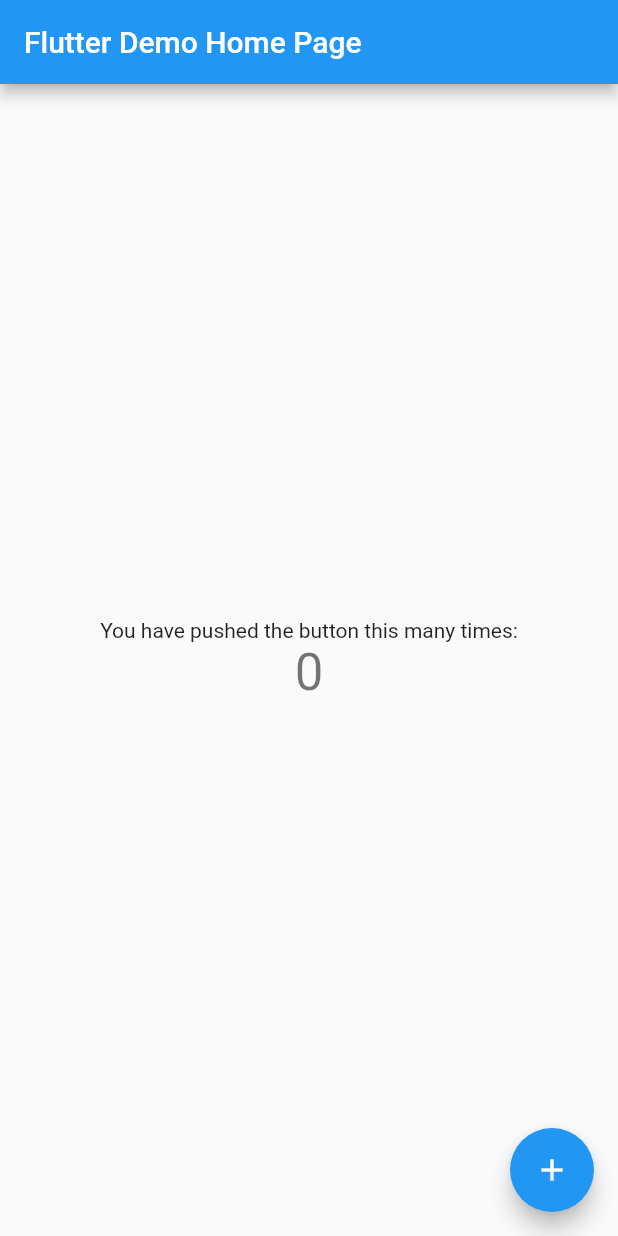
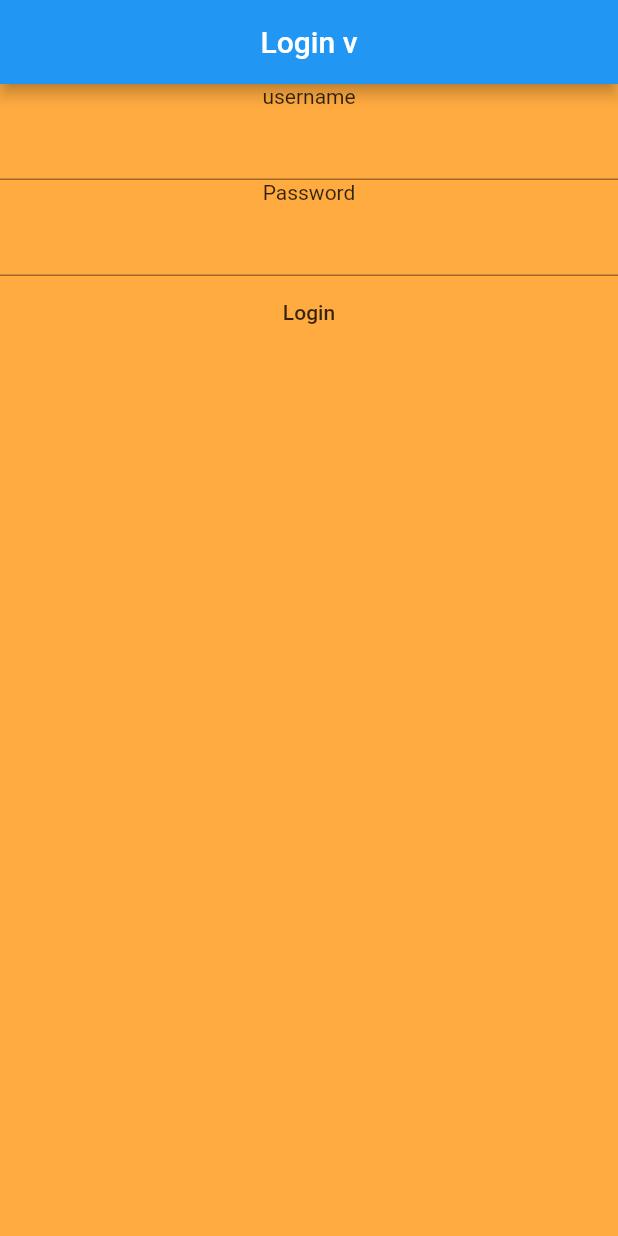
Before and after one commit to bijon95/project83batch, a Flutter app: the screen it shows after launch, on a phone screen of 412 x 824 dp. Run offline on Flutter 3.47's test engine with Material 2 defaults, Android fonts, the phone set to English and light mode, and no system bars.

Commit message:
login ui

```diff
--- a/lib/Auth/login.dart
+++ b/lib/Auth/login.dart
@@ -1,21 +1,41 @@
 import 'package:flutter/material.dart';
-class Login extends StatefulWidget {
-  const Login({Key? key}) : super(key: key);
+class LoginPage extends StatefulWidget {
+  const LoginPage({Key? key}) : super(key: key);
 
   @override
-  _LoginState createState() => _LoginState();
+  _LoginPageState createState() => _LoginPageState();
 }
 
-class _LoginState extends State<Login> {
+class _LoginPageState extends State<LoginPage> {
   @override
   Widget build(BuildContext context) {
     return Scaffold(
       appBar: AppBar(
-        title: Text("Login"),
+        title: Center(child: Text("Login v")),
       ),
       body: Container(
+        color: Colors.orangeAccent,
+        child: Column(
+          children: [
+            Text("username", style: TextStyle(color: Colors.black.withOpacity(0.8)),),
+            TextField(),
+            Text("Password", style: TextStyle(color: Colors.black.withOpacity(0.8)),),
+            TextField(),
 
-      )
+            TextButton(
+              style: ButtonStyle(
+                foregroundColor: MaterialStateProperty.all<Color>(Colors.blue),
+              ),
+              onPressed: () { },
+              child: Text('Login', style: TextStyle(color: Colors.black.withOpacity(0.8)),),
+            )
+          ],
+
+
+        ),
+
+      ),
+
     );
   }
 }
--- a/lib/main.dart
+++ b/lib/main.dart
@@ -1,4 +1,6 @@
 import 'package:flutter/material.dart';
+
+import 'Auth/login.dart';
 
 void main() {
   runApp(const MyApp());
@@ -24,7 +26,7 @@ class MyApp extends StatelessWidget {
         // is not restarted.
         primarySwatch: Colors.blue,
       ),
-      home: const MyHomePage(title: 'Flutter Demo Home Page'),
+      home: LoginPage(),
     );
   }
 }
```
